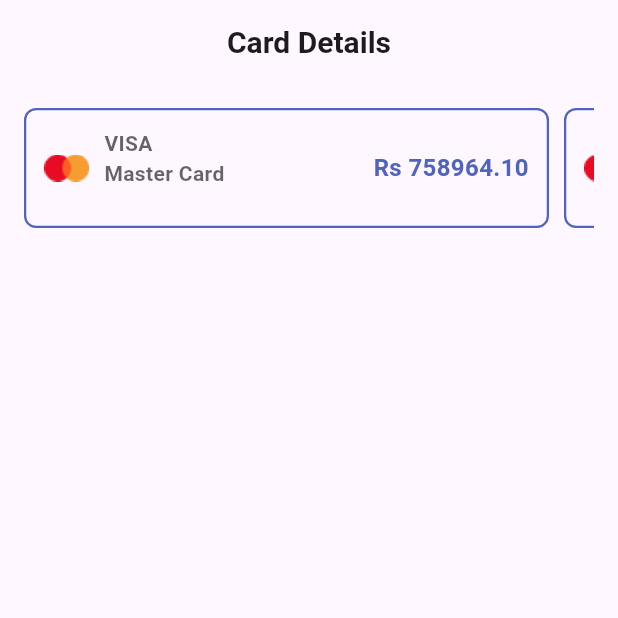
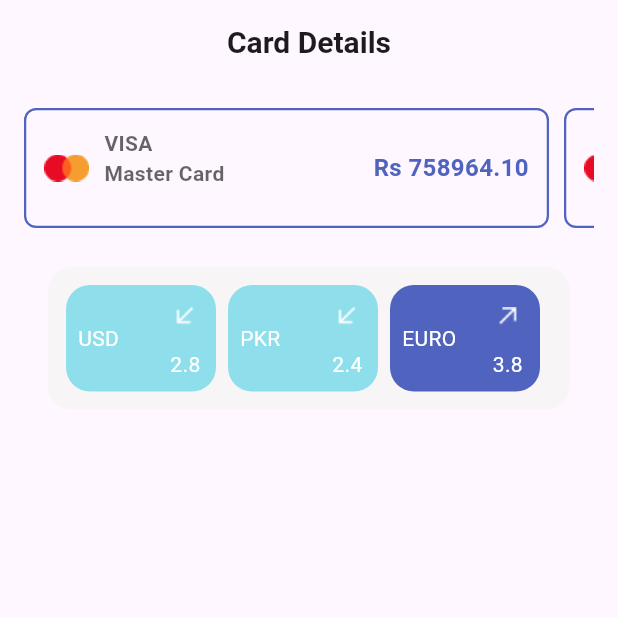
Before and after one commit to Zayahan-Hasan-Shah/Bank-Mobile-App, a Flutter app: the CardDetails screen opened directly, on a phone screen of 412 x 824 dp, the top half of it. Run offline on Flutter 3.47's test engine with Material 3 defaults, Android fonts, the phone set to English and light mode, and no system bars; our stand-ins replace connectivity_plus, device_info_plus, flutter_local_notifications, flutter_riverpod, google_fonts, image_picker and 3 more.

Commit message:
add currecny rate container in card detail screen

```diff
--- a/bank_app_practice/lib/core/colors.dart
+++ b/bank_app_practice/lib/core/colors.dart
@@ -13,4 +13,5 @@
   static const incomingTransactionColor = Color(0xFF8EDFEB);
   static const transparentColor = Colors.transparent;
   static const activeIconColor = Color.fromRGBO(81, 100, 191, 1);
+  static const banksCardBackgroundColor = Color.fromRGBO(247, 245, 245, 1);
 }
--- a/bank_app_practice/lib/core/constants.dart
+++ b/bank_app_practice/lib/core/constants.dart
@@ -105,3 +105,21 @@
 
 /// card details screen
 const cardDetails = 'Card Details';
+
+/// currency name
+const currency1 = 'USD';
+const currency2 = 'PKR';
+const currency3 = 'EURO';
+const currency4 = 'INR';
+
+/// currenct current rate
+const currRate1 = 280;
+const currRate2 = 240;
+const currRate3 = 360;
+const currRate4 = 260;
+
+/// currenct current rate
+const prevRate1 = 270;
+const prevRate2 = 220;
+const prevRate3 = 380;
+const pervRate4 = 220;
--- a/bank_app_practice/lib/views/dashboard/bottomNavigation/bottomNavigationMain.dart
+++ b/bank_app_practice/lib/views/dashboard/bottomNavigation/bottomNavigationMain.dart
@@ -25,6 +25,7 @@
         ),
         Align(
           alignment: Alignment.bottomCenter,
+          heightFactor: 8,
           child: BottomNavBar(),
         ),
       ],
--- a/bank_app_practice/lib/views/dashboard/bottomNavigation/widgets/bottomNavBar.dart
+++ b/bank_app_practice/lib/views/dashboard/bottomNavigation/widgets/bottomNavBar.dart
@@ -26,8 +26,8 @@
       child: Row(
         mainAxisAlignment: MainAxisAlignment.spaceAround,
         children: [
-          _buildNavItem(context, ref, 0, ImageAssets.homeInActive,
-              ImageAssets.homeActive, currentIndex == 0),
+          _buildNavItem(context, ref, 0, ImageAssets.homeActive,
+              ImageAssets.homeInActive, currentIndex == 0),
           _buildNavItem(context, ref, 1, ImageAssets.walletActive,
               ImageAssets.walletInActive, currentIndex == 1),
           // _buildNavItem(context, ref, 2, ImageAssets.chartInActive,
--- a/bank_app_practice/lib/views/dashboard/cardDetails/cardDetails.dart
+++ b/bank_app_practice/lib/views/dashboard/cardDetails/cardDetails.dart
@@ -1,5 +1,7 @@
+import 'package:bank_app_practice/core/colors.dart';
 import 'package:bank_app_practice/core/constants.dart';
 import 'package:bank_app_practice/utils/customAppBar.dart';
+import 'package:bank_app_practice/views/dashboard/cardDetails/widgets/currencyRate.dart';
 import 'package:bank_app_practice/views/widgets/common/recentTransactions.dart';
 import 'package:flutter/material.dart';
 
@@ -32,6 +34,47 @@
                 ),
               ),
               const SizedBox(height: 10),
+              Container(
+                padding: const EdgeInsets.all(12),
+                margin: const EdgeInsets.all(16),
+                decoration: BoxDecoration(
+                    color: ColorsPallete.banksCardBackgroundColor,
+                    borderRadius: BorderRadius.circular(16)),
+                child: SingleChildScrollView(
+                  scrollDirection: Axis.horizontal,
+                  physics: BouncingScrollPhysics(),
+                  child: Row(
+                    mainAxisAlignment: MainAxisAlignment.spaceBetween,
+                    children: [
+                      CurrencyRate(
+                        currencyName: currency1,
+                        currencyCurrentRate: currRate1,
+                        currencyPrevRate: prevRate1,
+                      ),
+                      const SizedBox(width: 8),
+                      CurrencyRate(
+                        currencyName: currency2,
+                        currencyCurrentRate: currRate2,
+                        currencyPrevRate: prevRate2,
+                      ),
+                      const SizedBox(width: 8),
+                      CurrencyRate(
+                        currencyName: currency3,
+                        currencyCurrentRate: currRate3,
+                        currencyPrevRate: prevRate3,
+                      ),
+                      const SizedBox(width: 8),
+                      CurrencyRate(
+                        currencyName: currency4,
+                        currencyCurrentRate: currRate4,
+                        currencyPrevRate: pervRate4,
+                      ),
+                    ],
+                  ),
+                ),
+              ),
+              const SizedBox(height: 40),
+
             ],
           ),
         ),
--- /dev/null
+++ b/bank_app_practice/lib/views/dashboard/cardDetails/widgets/currencyRate.dart
@@ -0,0 +1,63 @@
+import 'package:bank_app_practice/core/colors.dart';
+import 'package:bank_app_practice/core/images.dart';
+import 'package:bank_app_practice/utils/titleText.dart';
+import 'package:flutter/material.dart';
+
+class CurrencyRate extends StatelessWidget {
+  String currencyName;
+  int currencyCurrentRate;
+  int currencyPrevRate;
+
+  CurrencyRate({
+    super.key,
+    required this.currencyName,
+    required this.currencyCurrentRate,
+    required this.currencyPrevRate,
+  });
+
+  @override
+  Widget build(BuildContext context) {
+    final double currPercent = (currencyCurrentRate) / 100;
+    final double prevPercent = (currencyPrevRate) / 100;
+    final double difference =
+        currPercent > prevPercent ? currPercent : prevPercent;
+    return Container(
+      padding: const EdgeInsets.all(8),
+      width: 100,
+      decoration: BoxDecoration(
+        color: currencyCurrentRate > currencyPrevRate
+            ? ColorsPallete.incomingTransactionColor
+            : ColorsPallete.titleColor,
+        borderRadius: BorderRadius.circular(16),
+      ),
+      child: Row(
+        mainAxisAlignment: MainAxisAlignment.spaceBetween,
+        children: [
+          TitleText(
+            title: currencyName,
+            fontSize: 14,
+            color: ColorsPallete.white,
+          ),
+          const SizedBox(width: 20),
+          Column(
+            children: [
+              Image.asset(
+                currencyCurrentRate > currencyPrevRate
+                    ? ImageAssets.incomingTransactionArrow
+                    : ImageAssets.outgoingTransactionArrow,
+                color: Colors.white,
+                height: currencyCurrentRate > currencyPrevRate ? 25 : 25,
+              ),
+              const SizedBox(height: 10),
+              TitleText(
+                title: difference.toString(),
+                fontSize: 14,
+                color: ColorsPallete.white,
+              )
+            ],
+          )
+        ],
+      ),
+    );
+  }
+}
--- a/bank_app_practice/lib/views/dashboard/home/homeScreen.dart
+++ b/bank_app_practice/lib/views/dashboard/home/homeScreen.dart
@@ -38,6 +38,7 @@
       body: Padding(
         padding: const EdgeInsets.all(16),
         child: SingleChildScrollView(
+          scrollDirection: Axis.vertical,
           child: Column(
             crossAxisAlignment: CrossAxisAlignment.start,
             children: [
@@ -155,6 +156,7 @@
                   ],
                 ),
               ),
+              const SizedBox(height: 50),
             ],
           ),
         ),
```
